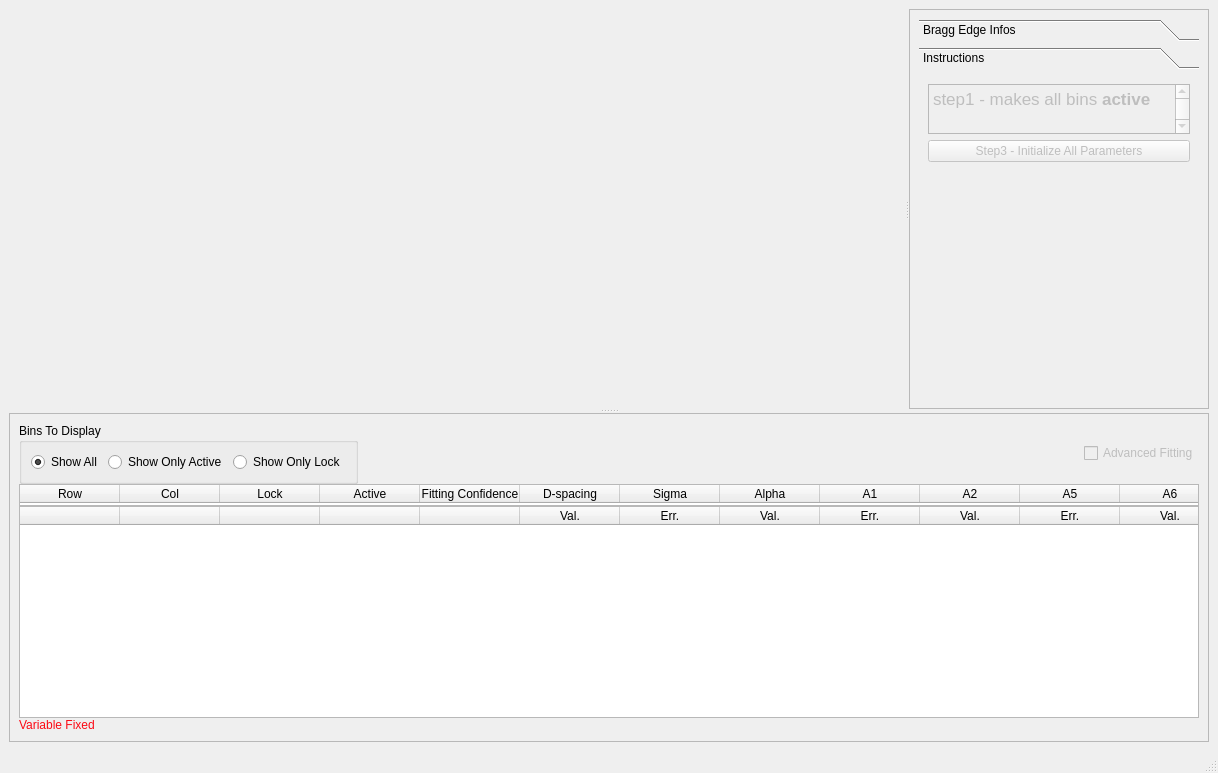
Before: the Qt Designer form designer/ui_fittingWindow.ui in ornlneutronimaging/iBeatles, drawn with Qt 5.
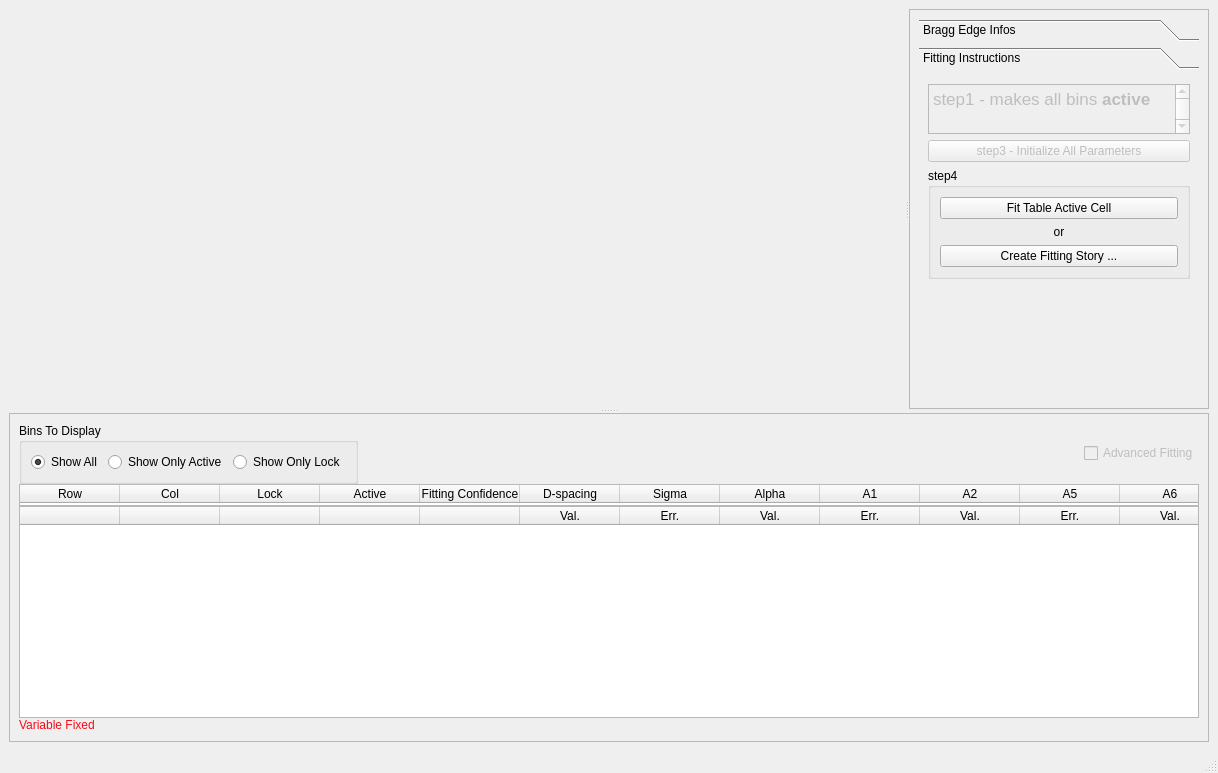
After: the same form once the commit is applied. The open tabs and pages were chosen to show the change.

Commit message: Started to implement the fitting story table

Diff of the .ui file:
```diff
--- a/designer/ui_fittingWindow.ui
+++ b/designer/ui_fittingWindow.ui
@@ -273,7 +273,7 @@
              </rect>
             </property>
             <attribute name="label">
-             <string>Instructions</string>
+             <string>Fitting Instructions</string>
             </attribute>
             <layout class="QVBoxLayout" name="verticalLayout_6">
              <item>
@@ -316,10 +316,49 @@
                 <string>Program determines inital guess value of parameters and fits data using 1 global bin</string>
                </property>
                <property name="text">
-                <string>Step3 - Initialize All Parameters</string>
+                <string>step3 - Initialize All Parameters</string>
                </property>
               </widget>
              </item>
+             <item>
+              <widget class="QGroupBox" name="step4_groupBox">
+               <property name="enabled">
+                <bool>true</bool>
+               </property>
+               <property name="title">
+                <string>step4</string>
+               </property>
+               <layout class="QVBoxLayout" name="verticalLayout_2">
+                <item>
+                 <widget class="QPushButton" name="fit_table_active_cell_button">
+                  <property name="enabled">
+                   <bool>true</bool>
+                  </property>
+                  <property name="text">
+                   <string>Fit Table Active Cell</string>
+                  </property>
+                 </widget>
+                </item>
+                <item>
+                 <widget class="QLabel" name="label_4">
+                  <property name="text">
+                   <string>or</string>
+                  </property>
+                  <property name="alignment">
+                   <set>Qt::AlignCenter</set>
+                  </property>
+                 </widget>
+                </item>
+                <item>
+                 <widget class="QPushButton" name="create_fitting_story_button">
+                  <property name="text">
+                   <string>Create Fitting Story ...</string>
+                  </property>
+                 </widget>
+                </item>
+               </layout>
+              </widget>
+             </item>
              <item>
               <spacer name="verticalSpacer_2">
                <property name="orientation">
```
Left out of the diff: 36 changed lines with no effect on the pictures. The commit also changes 9 other files.
